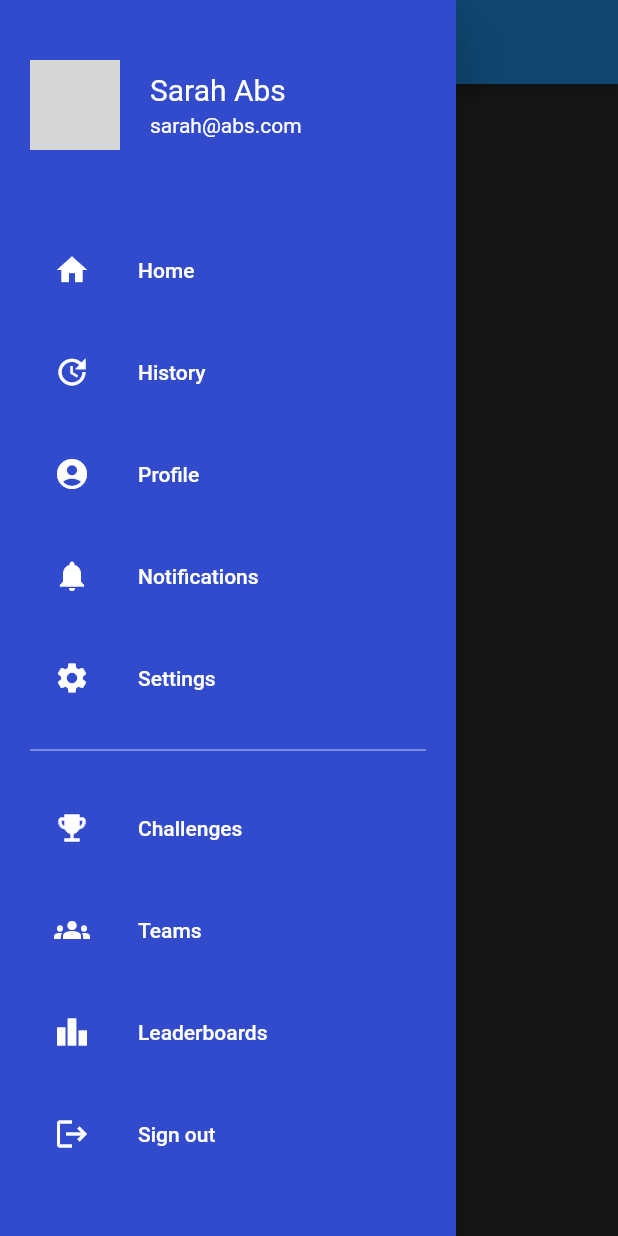
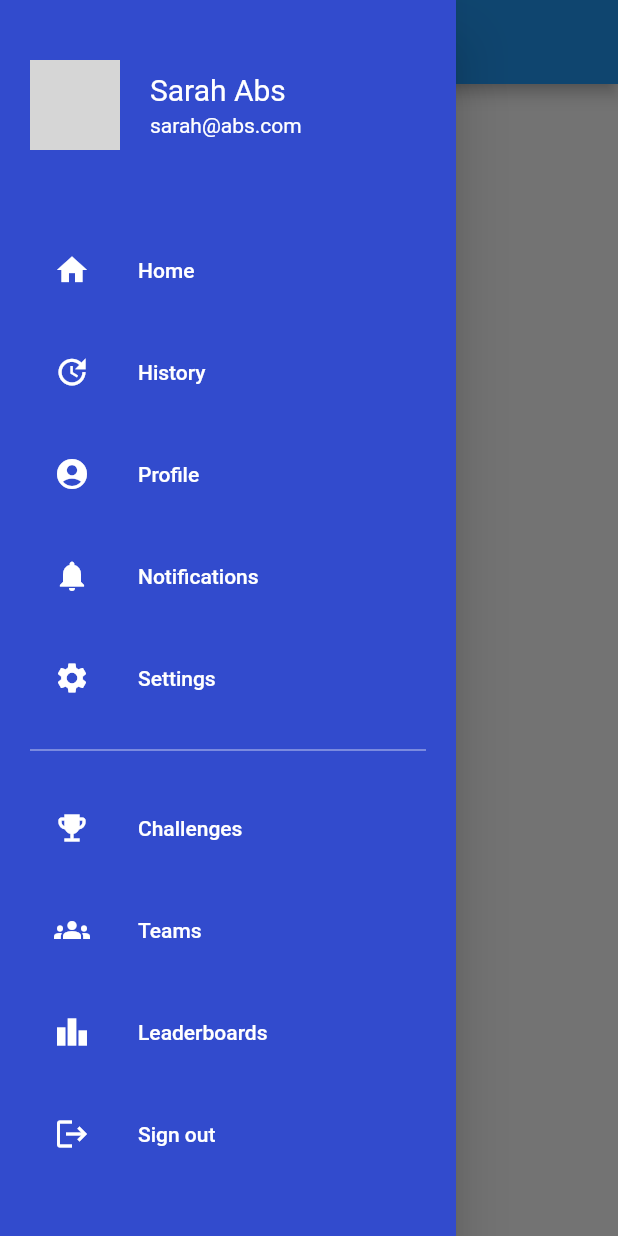
Before and after one commit to Havfar/Smiling-Earth, a Flutter app: the ChallengesPage screen opened directly, with the side drawer open, on a phone screen of 412 x 824 dp. Run offline on Flutter 3.47's test engine with Material 2 defaults, Android fonts, the phone set to English and light mode, and no system bars; our stand-ins replace bloc, equatable, flutter_bloc, permission_handler, sqflite; missing offline and left inert: activity_recognition_flutter; accounts and stored records are empty; network calls fail; grey boxes are pictures that could not be loaded.

Commit message:
La til funksjonalitet for logout-knapp

```diff
--- a/smiling_earth_frontend/lib/main.dart
+++ b/smiling_earth_frontend/lib/main.dart
@@ -67,8 +67,8 @@ class App extends StatelessWidget {
   Widget build(BuildContext context) {
     return MaterialApp(
       theme: ThemeData(
-        primarySwatch: Colors.red,
-        brightness: Brightness.dark,
+        primarySwatch: Colors.blue,
+        brightness: Brightness.light,
       ),
       home: BlocBuilder<AuthenticationBloc, AuthenticationState>(
         builder: (context, state) {
--- a/smiling_earth_frontend/lib/widgets/navigation_drawer_widget.dart
+++ b/smiling_earth_frontend/lib/widgets/navigation_drawer_widget.dart
@@ -1,4 +1,6 @@
 import 'package:flutter/material.dart';
+import 'package:flutter_bloc/flutter_bloc.dart';
+import 'package:smiling_earth_frontend/bloc/login/bloc/bloc_login_bloc.dart';
 import 'package:smiling_earth_frontend/pages/challenges_page.dart';
 import 'package:smiling_earth_frontend/pages/favourites_page.dart';
 import 'package:smiling_earth_frontend/pages/find_people_page.dart';
@@ -87,11 +89,7 @@ class NavigationDrawerWidget extends StatelessWidget {
                     onClicked: () => selectedItem(context, 7),
                   ),
                   const SizedBox(height: 12),
-                  buildMenuItem(
-                    text: 'Sign out',
-                    icon: Icons.logout,
-                    onClicked: () => selectedItem(context, 8),
-                  ),
+                  SignOut(),
                 ],
               ),
             ),
@@ -226,3 +224,38 @@ class NavigationDrawerWidget extends StatelessWidget {
     }
   }
 }
+
+class SignOut extends StatelessWidget {
+  const SignOut({Key? key}) : super(key: key);
+
+  Widget buildMenuItem({
+    required String text,
+    required IconData icon,
+    VoidCallback? onClicked,
+  }) {
+    final color = Colors.white;
+    final hoverColor = Colors.white70;
+
+    return ListTile(
+      leading: Icon(icon, color: color),
+      title: Text(text, style: TextStyle(color: color)),
+      hoverColor: hoverColor,
+      onTap: onClicked,
+    );
+  }
+
+  @override
+  Widget build(BuildContext context) {
+    _onLogoutButtonPressed() {
+      BlocProvider.of<AuthenticationBloc>(context).add(LoggedOut());
+    }
+
+    final color = Colors.white;
+    return Container(
+        child: ListTile(
+      leading: Icon(Icons.logout, color: color),
+      title: Text('Sign out', style: TextStyle(color: color)),
+      onTap: () => _onLogoutButtonPressed(),
+    ));
+  }
+}
```
Also changed, not shown: smiling_earth_frontend/lib/bloc/login/login/bloc/login_form.dart (+14 -5 lines), smiling_earth_frontend/lib/pages/splash_page.dart (+0 -19 lines).
